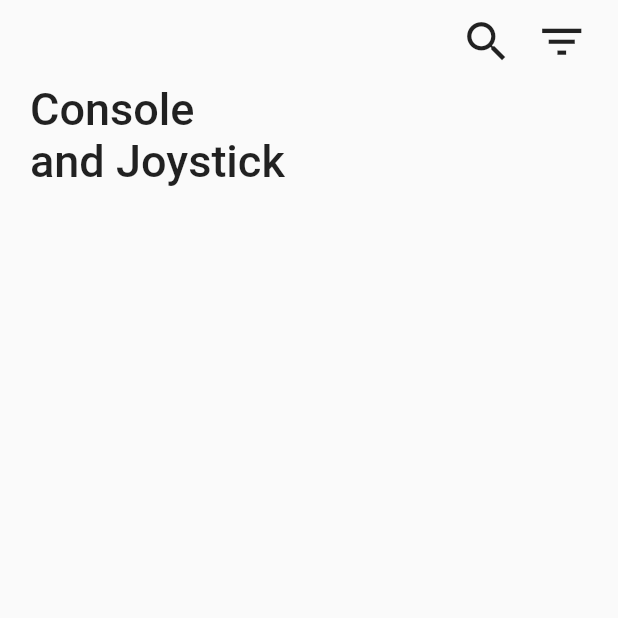
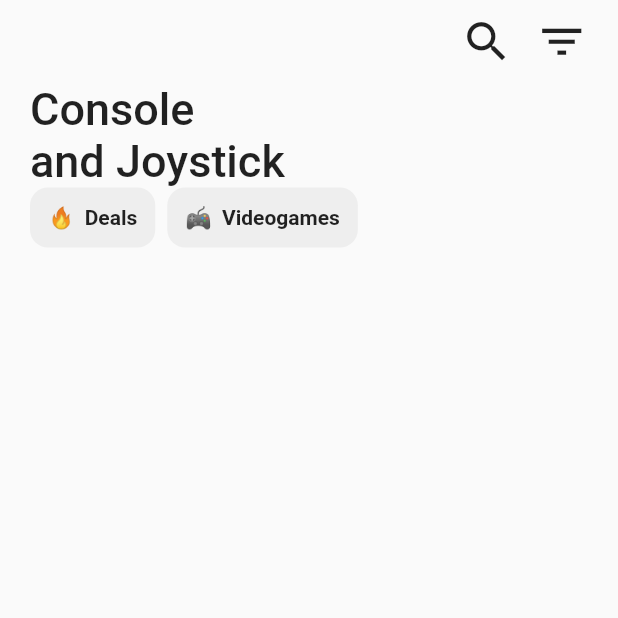
Before and after one commit to Ozurumba007/game_store_ui, a Flutter app: the ConsoleAndJoystick screen opened directly, on a phone screen of 412 x 824 dp, the top half of it. Run offline on Flutter 3.47's test engine with Material 2 defaults, Android fonts, the phone set to English and light mode, and no system bars.

Commit message:
added a scrollable list of product to the console and joystick

```diff
--- a/lib/pages/console_and_joystick.dart
+++ b/lib/pages/console_and_joystick.dart
@@ -1,4 +1,6 @@
 import 'package:flutter/material.dart';
+
+import '../component/list_of_product.dart';
 
 class ConsoleAndJoystick extends StatefulWidget {
   const ConsoleAndJoystick({super.key});
@@ -10,7 +12,7 @@ class ConsoleAndJoystick extends StatefulWidget {
 class _ConsoleAndJoystickState extends State<ConsoleAndJoystick> {
   @override
   Widget build(BuildContext context) {
-    return const Scaffold(
+    return Scaffold(
       body: SafeArea(
         child: Padding(
           padding: EdgeInsets.symmetric(horizontal: 20.0),
@@ -30,7 +32,7 @@ class _ConsoleAndJoystickState extends State<ConsoleAndJoystick> {
                 ),
                 SizedBox(height: 10),
                 // heading text (console and joystick)
-                Row(
+                const Row(
                   children: [
                     Text(
                       "Console\nand Joystick",
@@ -41,6 +43,21 @@ class _ConsoleAndJoystickState extends State<ConsoleAndJoystick> {
                     ),
                   ],
                 ),
+                Container(
+                  height: 40,
+                  child: ListView(
+                    scrollDirection: Axis.horizontal,
+                    children: const [
+                      ListofProduct(
+                        text: '🔥  Deals',
+                      ),
+                      SizedBox(width: 8),
+                      ListofProduct(
+                        text: '🎮  Videogames',
+                      ),
+                    ],
+                  ),
+                ),
               ],
             ),
           ),
```
